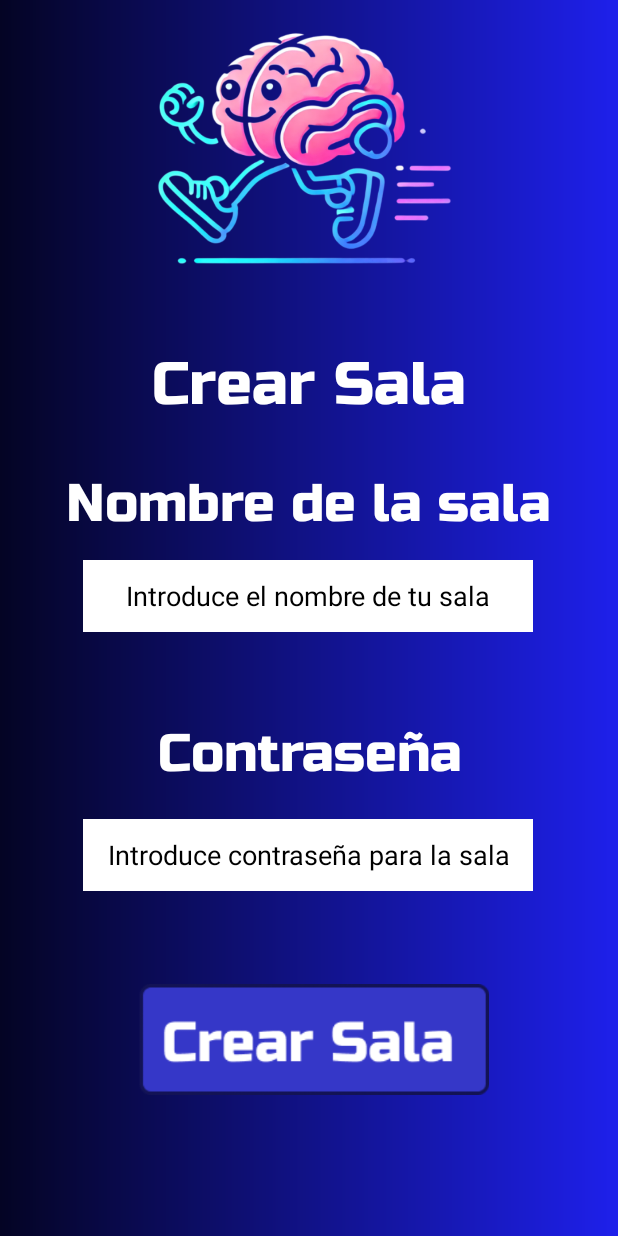
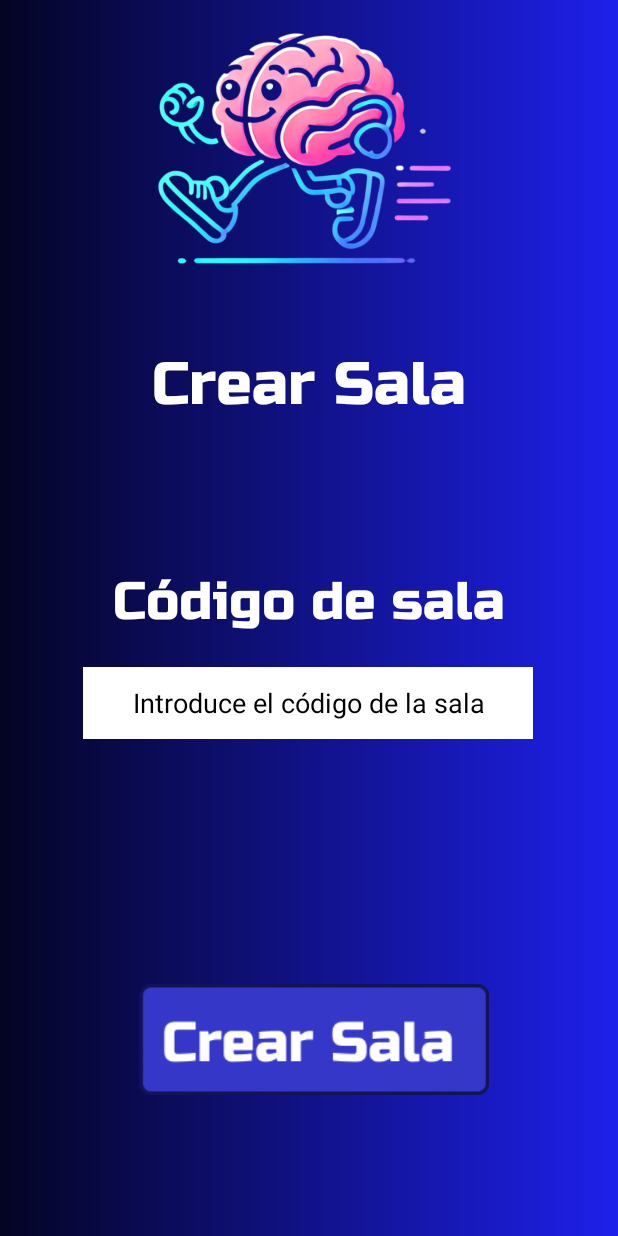
Before and after one commit to mgs0077/QuizUpProject, an Android app: the CrearSalaActivity screen opened directly, with no data from a screen before it, on a phone screen of 412 x 824 dp. Run offline under Robolectric (Android 15) with nearby library versions, the phone set to English and light mode, and no system bars.

Commit message:
crear sala y unirse a sala mejorados

```diff
--- a/app/src/main/res/layout/crear_sala.xml
+++ b/app/src/main/res/layout/crear_sala.xml
@@ -38,66 +38,34 @@
         app:layout_constraintVertical_bias="0.299" />
 
     <TextView
-        android:id="@+id/textView3"
-        android:layout_width="wrap_content"
-        android:layout_height="wrap_content"
-        android:fontFamily="@font/russo_one"
-        android:gravity="center"
-        android:text="@string/nombre_de_la_sala"
-        android:textAlignment="center"
-        android:textColor="@color/white"
-        android:textSize="35sp"
-        app:layout_constraintBottom_toBottomOf="parent"
-        app:layout_constraintEnd_toEndOf="parent"
-        app:layout_constraintHorizontal_bias="0.494"
-        app:layout_constraintStart_toStartOf="parent"
-        app:layout_constraintTop_toTopOf="parent"
-        app:layout_constraintVertical_bias="0.402" />
-
-    <EditText
-        android:id="@+id/introducir_correo"
-        android:layout_width="300dp"
-        android:layout_height="48dp"
-        android:background="#FFFFFF"
-        android:hint="@string/introduce_el_nombre_de_tu_sala"
-        android:textColorHint="@color/black"
-        android:textAlignment="center"
-        app:layout_constraintBottom_toBottomOf="parent"
-        app:layout_constraintEnd_toEndOf="parent"
-        app:layout_constraintHorizontal_bias="0.495"
-        app:layout_constraintStart_toStartOf="parent"
-        app:layout_constraintTop_toTopOf="parent"
-        app:layout_constraintVertical_bias="0.481" />
-
-    <EditText
-        android:id="@+id/editText2"
-        android:layout_width="300dp"
-        android:layout_height="48dp"
-        android:background="@color/white"
-        android:hint="@string/introduce_contrase_a_para_la_sala"
-        android:textColorHint="@color/black"
-        android:textAlignment="center"
-        app:layout_constraintBottom_toBottomOf="parent"
-        app:layout_constraintEnd_toEndOf="parent"
-        app:layout_constraintHorizontal_bias="0.495"
-        app:layout_constraintStart_toStartOf="parent"
-        app:layout_constraintTop_toTopOf="parent"
-        app:layout_constraintVertical_bias="0.704" />
-
-    <TextView
         android:id="@+id/textview4"
         android:layout_width="wrap_content"
         android:layout_height="wrap_content"
         android:fontFamily="@font/russo_one"
         android:gravity="center"
-        android:text="@string/contrase_a"
+        android:text="@string/c_digo_de_sala"
         android:textColor="@color/white"
         android:textSize="35sp"
         app:layout_constraintBottom_toBottomOf="parent"
         app:layout_constraintEnd_toEndOf="parent"
         app:layout_constraintStart_toStartOf="parent"
         app:layout_constraintTop_toTopOf="parent"
-        app:layout_constraintVertical_bias="0.616" />
+        app:layout_constraintVertical_bias="0.486" />
+
+    <EditText
+        android:id="@+id/codigodesala"
+        android:layout_width="300dp"
+        android:layout_height="48dp"
+        android:background="@color/white"
+        android:hint="@string/introduce_el_c_digo_de_la_sala"
+        android:textAlignment="center"
+        android:textColorHint="@color/black"
+        app:layout_constraintBottom_toBottomOf="parent"
+        app:layout_constraintEnd_toEndOf="parent"
+        app:layout_constraintHorizontal_bias="0.495"
+        app:layout_constraintStart_toStartOf="parent"
+        app:layout_constraintTop_toTopOf="parent"
+        app:layout_constraintVertical_bias="0.573" />
 
     <ImageView
         android:id="@+id/boton_crear_sesion"
--- a/app/src/main/res/layout/pantalla_carga.xml
+++ b/app/src/main/res/layout/pantalla_carga.xml
@@ -28,11 +28,8 @@
         android:text="@string/quizup"
         android:textColor="@color/white"
         android:textSize="60sp"
-        app:layout_constraintBottom_toBottomOf="parent"
         app:layout_constraintEnd_toEndOf="parent"
-        app:layout_constraintHorizontal_bias="0.496"
         app:layout_constraintStart_toStartOf="parent"
-        app:layout_constraintTop_toBottomOf="@+id/imageView3"
-        app:layout_constraintVertical_bias="0.0" />
+        app:layout_constraintTop_toBottomOf="@+id/logo" />
 
 </androidx.constraintlayout.widget.ConstraintLayout>
--- a/app/src/main/res/values/strings.xml
+++ b/app/src/main/res/values/strings.xml
@@ -46,4 +46,8 @@
     <string name="categor_a_f_cil">Categoría Fácil</string>
     <string name="foto_angel">Foto angel</string>
     <string name="felicidades_has_ganado">¡Felicidades, has ganado!</string>
+    <string name="c_digo_de_sala">Código de sala</string>
+    <string name="introduce_el_c_digo_de_la_sala">Introduce el código de la sala</string>
+    <string name="codigo_de_la_sala">Codigo de la sala</string>
+    <string name="introduce_el_codigo_de_la_sala">Introduce el codigo de la sala</string>
 </resources>
```
Also changed, not shown: app/src/main/res/layout/unirse_sala.xml (+7 -39 lines).
